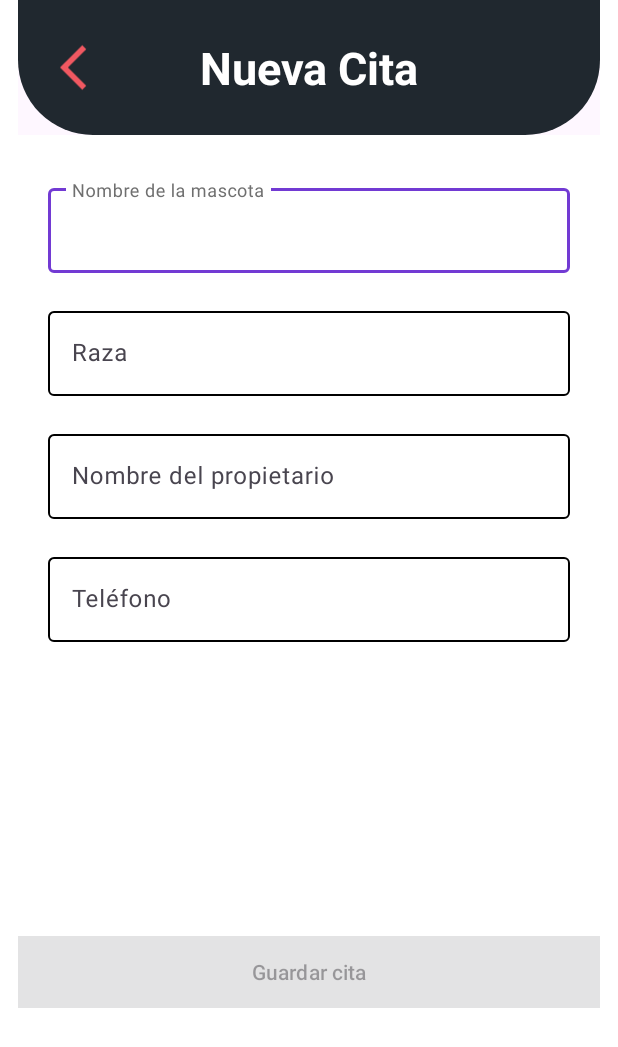
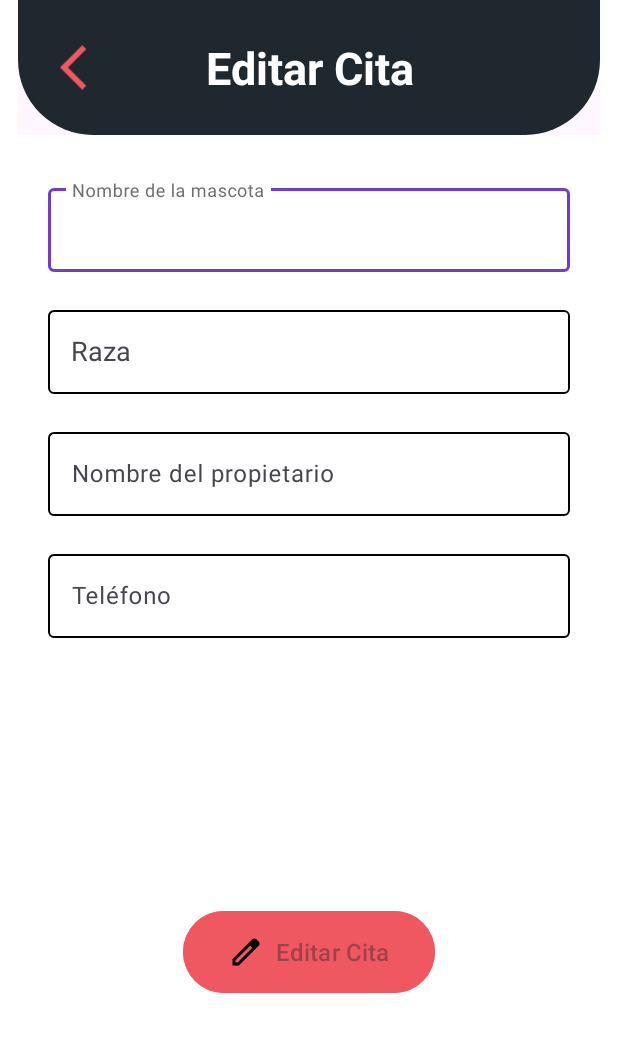
Before and after one commit to lauubetancourt/equipoDieciseis, an Android app: the screen it shows after launch (MainActivity), on a phone screen of 412 x 824 dp. Shown: the top 1047 px of the screen. Run offline under Robolectric (Android 15) with nearby library versions, the phone set to English and light mode, and no system bars; our stand-ins replace data binding.

Commit message:
Adding icons, Edit Fragment and Logic, still missing API implementation

```diff
--- /dev/null
+++ b/app/src/main/java/com/example/miniproyecto_i/view/fragment/EditAppointmentFragment.kt
@@ -0,0 +1,81 @@
+package com.example.miniproyecto_i.view.fragment
+
+import android.os.Bundle
+import androidx.fragment.app.Fragment
+import android.view.LayoutInflater
+import android.view.View
+import android.view.ViewGroup
+import android.widget.ArrayAdapter
+import androidx.core.widget.addTextChangedListener
+import com.example.miniproyecto_i.R
+import com.example.miniproyecto_i.databinding.FragmentEditAppointmentBinding
+
+class EditAppointmentFragment : Fragment() {
+    private lateinit var binding: FragmentEditAppointmentBinding
+
+    override fun onCreateView(
+        inflater: LayoutInflater, container: ViewGroup?,
+        savedInstanceState: Bundle?
+    ): View? {
+        binding = FragmentEditAppointmentBinding.inflate(inflater)
+        binding.lifecycleOwner = this
+        setupToolBar()
+        setupAutocompleteTextBreeds()
+        setupButton()
+        controllers()
+        return binding.root
+    }
+
+    private fun controllers() {
+        validateData()
+        binding.editButton.baseButton.setOnClickListener {
+            // Función editar datos
+        }
+    }
+
+    private fun setupToolBar() {
+        val toolBar = binding.contentToolbar.toolbar
+        val toolBarTitle = binding.contentToolbar.toolbarTitle
+        toolBarTitle.text = "Editar Cita"
+    }
+
+    private fun setupAutocompleteTextBreeds() {
+        val breedsList: List<String> = listOf("Pug", "Pastor", "Puddle")
+        val adapter: ArrayAdapter<String> = ArrayAdapter(
+            requireContext(),
+            android.R.layout.simple_dropdown_item_1line,
+            breedsList
+        )
+
+        binding.formulary.actvBreed.setAdapter(adapter)
+    }
+
+    private fun setupButton() {
+        val editButton = binding.editButton.baseButton
+        editButton.text = "Editar Cita"
+        editButton.setCompoundDrawablesWithIntrinsicBounds(R.drawable.ic_pencil, 0,0,0)
+    }
+
+    private fun validateData() {
+        // Get data from formulary
+        val formulary = binding.formulary
+        val listEditText = listOf(formulary.etPetName, formulary.actvBreed, formulary.etOwnerName, formulary.etOwnerPhone)
+
+        for (editText in listEditText) {
+            editText.addTextChangedListener {
+                val isListFull = listEditText.all {
+                    it.text.isNotEmpty() // if all list is not empty
+                }
+                // Check if given breed is in the list
+                val isBreedValid = validateBreed(formulary.actvBreed.text.toString())
+                // Activate button if all fields are filled and given breed is valid
+                binding.editButton.baseButton.isEnabled = isListFull && isBreedValid
+            }
+        }
+    }
+
+    private fun validateBreed(breed: String): Boolean {
+        val breedsList: List<String> = listOf("Pug", "Pastor", "Puddle")
+        return breedsList.any { it.lowercase() == breed.lowercase() }
+    }
+}
--- /dev/null
+++ b/app/src/main/res/drawable/ic_pencil.xml
@@ -0,0 +1,9 @@
+<vector xmlns:android="http://schemas.android.com/apk/res/android"
+    android:width="24dp"
+    android:height="24dp"
+    android:viewportWidth="960"
+    android:viewportHeight="960">
+  <path
+      android:pathData="M200,760h57l391,-391 -57,-57 -391,391v57ZM120,840v-170l528,-527q12,-11 26.5,-17t30.5,-6q16,0 31,6t26,18l55,56q12,11 17.5,26t5.5,30q0,16 -5.5,30.5T817,313L290,840L120,840ZM760,256 L704,200 760,256ZM619,341 L591,312 648,369 619,341Z"
+      android:fillColor="#000000"/>
+</vector>
--- /dev/null
+++ b/app/src/main/res/drawable/ic_save.xml
@@ -0,0 +1,9 @@
+<vector xmlns:android="http://schemas.android.com/apk/res/android"
+    android:width="24dp"
+    android:height="24dp"
+    android:viewportWidth="960"
+    android:viewportHeight="960">
+  <path
+      android:pathData="M840,280v480q0,33 -23.5,56.5T760,840L200,840q-33,0 -56.5,-23.5T120,760v-560q0,-33 23.5,-56.5T200,120h480l160,160ZM760,314L646,200L200,200v560h560v-446ZM480,720q50,0 85,-35t35,-85q0,-50 -35,-85t-85,-35q-50,0 -85,35t-35,85q0,50 35,85t85,35ZM240,400h360v-160L240,240v160ZM200,314v446,-560 114Z"
+      android:fillColor="#000000"/>
+</vector>
--- a/app/src/main/res/layout/appointment_formulary.xml
+++ b/app/src/main/res/layout/appointment_formulary.xml
@@ -1,8 +1,10 @@
 <?xml version="1.0" encoding="utf-8"?>
-<androidx.constraintlayout.widget.ConstraintLayout xmlns:android="http://schemas.android.com/apk/res/android"
-    xmlns:app="http://schemas.android.com/apk/res-auto"
+<layout xmlns:android="http://schemas.android.com/apk/res/android"
+    xmlns:app="http://schemas.android.com/apk/res-auto">
+
+    <androidx.constraintlayout.widget.ConstraintLayout
         android:layout_width="match_parent"
-    android:layout_height="match_parent"
+        android:layout_height="wrap_content"
         android:padding="20dp">
 
         <com.google.android.material.textfield.TextInputLayout
@@ -23,7 +25,8 @@
             <com.google.android.material.textfield.TextInputEditText
                 android:id="@+id/etPetName"
                 android:layout_width="match_parent"
-            android:layout_height="wrap_content"
+                android:layout_height="56dp"
+                android:padding="15dp"
                 android:inputType="text"
                 android:maxLength="15" />
         </com.google.android.material.textfield.TextInputLayout>
@@ -42,11 +45,11 @@
             app:layout_constraintTop_toBottomOf="@+id/textInputLayoutPetName"
             app:layout_constraintStart_toStartOf="parent"
             app:layout_constraintEnd_toEndOf="parent">
-
-        <com.google.android.material.textfield.TextInputEditText
-            android:id="@+id/etBreed"
+            <com.google.android.material.textfield.MaterialAutoCompleteTextView
+                android:id="@+id/actvBreed"
                 android:layout_width="match_parent"
-            android:layout_height="wrap_content"
+                android:layout_height="56dp"
+                android:padding="15dp"
                 android:inputType="text"
                 android:maxLength="15" />
         </com.google.android.material.textfield.TextInputLayout>
@@ -69,7 +72,8 @@
             <com.google.android.material.textfield.TextInputEditText
                 android:id="@+id/etOwnerName"
                 android:layout_width="match_parent"
-            android:layout_height="wrap_content"
+                android:layout_height="56dp"
+                android:padding="15dp"
                 android:inputType="text"
                 android:maxLength="30" />
         </com.google.android.material.textfield.TextInputLayout>
@@ -92,9 +96,11 @@
             <com.google.android.material.textfield.TextInputEditText
                 android:id="@+id/etOwnerPhone"
                 android:layout_width="match_parent"
-            android:layout_height="wrap_content"
+                android:layout_height="56dp"
+                android:padding="15dp"
                 android:inputType="phone"
                 android:maxLength="10" />
         </com.google.android.material.textfield.TextInputLayout>
 
     </androidx.constraintlayout.widget.ConstraintLayout>
+</layout>
--- /dev/null
+++ b/app/src/main/res/layout/base_button.xml
@@ -0,0 +1,27 @@
+<?xml version="1.0" encoding="utf-8"?>
+<layout xmlns:android="http://schemas.android.com/apk/res/android"
+    xmlns:app="http://schemas.android.com/apk/res-auto">
+
+    <androidx.constraintlayout.widget.ConstraintLayout
+        android:layout_width="wrap_content"
+        android:layout_height="wrap_content">
+
+        <Button
+            android:id="@+id/base_button"
+            android:layout_width="wrap_content"
+            android:layout_height="wrap_content"
+            android:text="Base_Button"
+            android:backgroundTint="@color/salmon"
+            android:textSize="16sp"
+            android:paddingVertical="15dp"
+            android:paddingHorizontal="30dp"
+            android:gravity="center_vertical|start"
+            android:enabled="false"
+            app:layout_constraintStart_toStartOf="parent"
+            app:layout_constraintTop_toTopOf="parent"
+            app:layout_constraintEnd_toEndOf="parent"
+            app:layout_constraintBottom_toBottomOf="parent"
+            />
+
+    </androidx.constraintlayout.widget.ConstraintLayout>
+</layout>
--- /dev/null
+++ b/app/src/main/res/layout/fragment_edit_appointment.xml
@@ -0,0 +1,38 @@
+<?xml version="1.0" encoding="utf-8"?>
+<layout xmlns:android="http://schemas.android.com/apk/res/android"
+    xmlns:tools="http://schemas.android.com/tools"
+    xmlns:app="http://schemas.android.com/apk/res-auto">
+
+    <androidx.constraintlayout.widget.ConstraintLayout
+        android:layout_width="match_parent"
+        android:layout_height="match_parent"
+        android:background="@color/white"
+        android:paddingLeft="12dp"
+        android:paddingRight="12dp"
+        tools:context=".view.fragment.AddAppointmentFragment">
+
+        <include
+            android:id="@+id/contentToolbar"
+            layout="@layout/toolbar" />
+
+        <include
+            android:id="@+id/formulary"
+            layout="@layout/appointment_formulary"
+            app:layout_constraintTop_toBottomOf="@+id/contentToolbar"
+            />
+
+        <include
+            android:id="@+id/edit_button"
+            layout="@layout/base_button"
+            android:layout_width="match_parent"
+            android:layout_height="wrap_content"
+
+            app:layout_constraintStart_toStartOf="parent"
+            app:layout_constraintEnd_toEndOf="parent"
+            app:layout_constraintTop_toBottomOf="@id/formulary"
+            app:layout_constraintBottom_toBottomOf="parent"
+            />
+
+    </androidx.constraintlayout.widget.ConstraintLayout>
+
+</layout>
--- a/app/src/main/res/navigation/navigation_graph.xml
+++ b/app/src/main/res/navigation/navigation_graph.xml
@@ -3,11 +3,17 @@
     xmlns:app="http://schemas.android.com/apk/res-auto"
     xmlns:tools="http://schemas.android.com/tools"
     android:id="@+id/navigation_graph"
-    app:startDestination="@id/addAppointmentFragment">
+    app:startDestination="@id/editAppointmentFragment">
 
     <fragment
         android:id="@+id/addAppointmentFragment"
         android:name="com.example.miniproyecto_i.view.fragment.AddAppointmentFragment"
         android:label="AddAppointmentFragment"
         tools:layout="@layout/fragment_add_appointment"/>
+
+    <fragment
+        android:id="@+id/editAppointmentFragment"
+        android:name="com.example.miniproyecto_i.view.fragment.EditAppointmentFragment"
+        android:label="EditAppointmentFragment"
+        tools:layout="@layout/fragment_edit_appointment"/>
 </navigation>
--- a/app/src/main/res/values/colors.xml
+++ b/app/src/main/res/values/colors.xml
@@ -5,4 +5,5 @@
     <color name="pink">#F05861</color>
     <color name="gray">#6F6F6F</color>
     <color name="purple">#723AD3</color>
+    <color name="salmon">#F05861</color>
 </resources>
```
Lines whose indentation alone changed are shown as unchanged.
